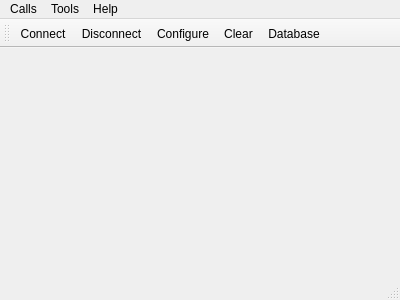
kubiszon/application, file mainwindow.ui: the form before one commit.
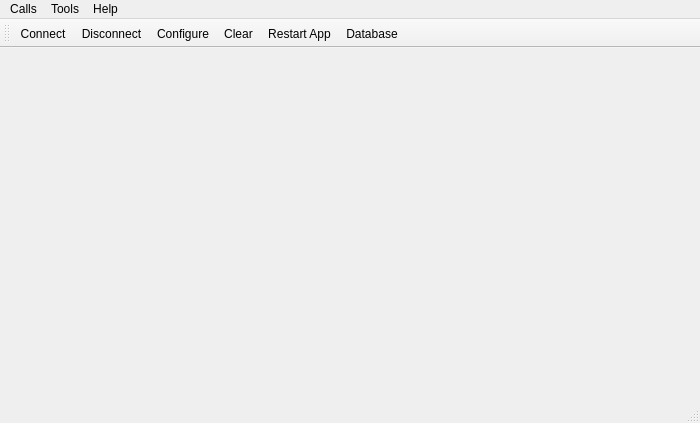
The form after the commit. Icons and pictures are not drawn.

```diff
--- a/mainwindow.ui
+++ b/mainwindow.ui
@@ -6,10 +6,16 @@
    <rect>
     <x>0</x>
     <y>0</y>
-    <width>400</width>
-    <height>300</height>
+    <width>700</width>
+    <height>423</height>
    </rect>
   </property>
+  <property name="minimumSize">
+   <size>
+    <width>700</width>
+    <height>100</height>
+   </size>
+  </property>
   <property name="windowTitle">
    <string>Simple Terminal</string>
   </property>
@@ -21,8 +27,8 @@
     <rect>
      <x>0</x>
      <y>0</y>
-     <width>400</width>
-     <height>17</height>
+     <width>700</width>
+     <height>26</height>
     </rect>
    </property>
    <widget class="QMenu" name="menuCalls">
@@ -62,7 +68,8 @@
    <addaction name="actionConnect"/>
    <addaction name="actionDisconnect"/>
    <addaction name="actionConfigure"/>
-   <addaction name="actionClear"/>  
+   <addaction name="actionClear"/>
+   <addaction name="actionRestartApp"/>
    <addaction name="actionSql"/>
   </widget>
   <widget class="QStatusBar" name="statusBar"/>
@@ -163,6 +170,18 @@
     <string>Ctrl+Q</string>
    </property>
   </action>
+  <action name="actionRestartApp">
+   <property name="icon">
+    <iconset resource="terminal.qrc">
+     <normaloff>:/images/application-exit.png</normaloff>:/images/application-exit.png</iconset>
+   </property>
+   <property name="text">
+    <string>Restart App</string>
+   </property>
+   <property name="toolTip">
+    <string>Restart App</string>
+   </property>
+  </action>
  </widget>
  <layoutdefault spacing="6" margin="11"/>
  <resources>
```
Left out of the diff: 6 changed lines with no effect on the pictures.
